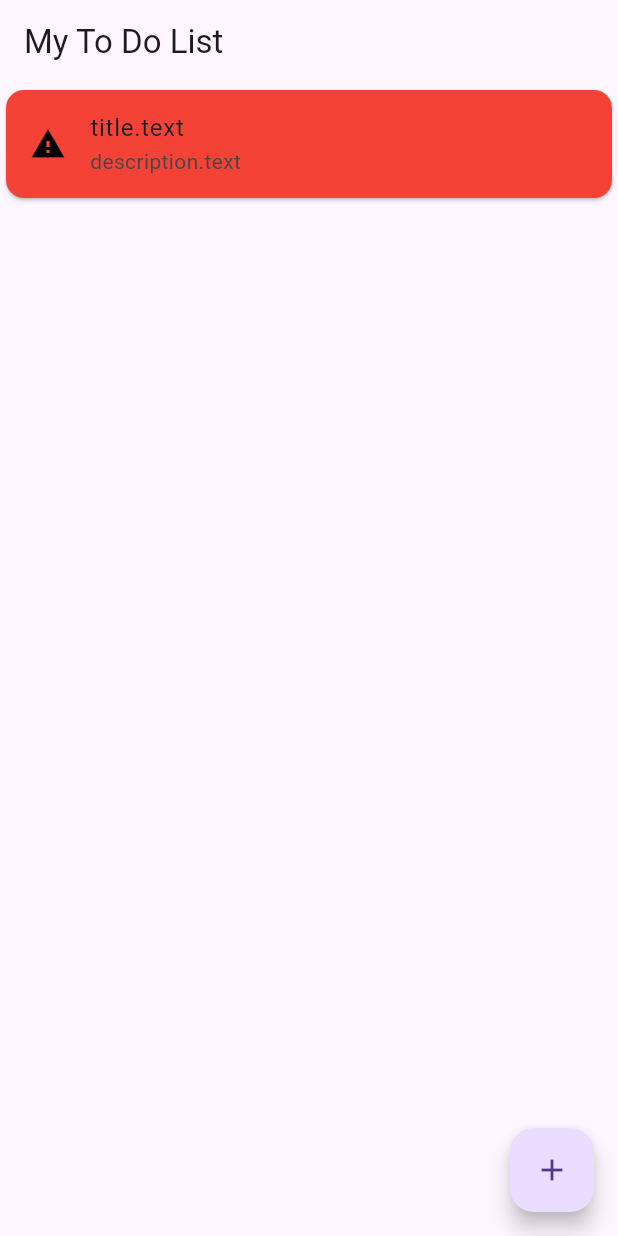
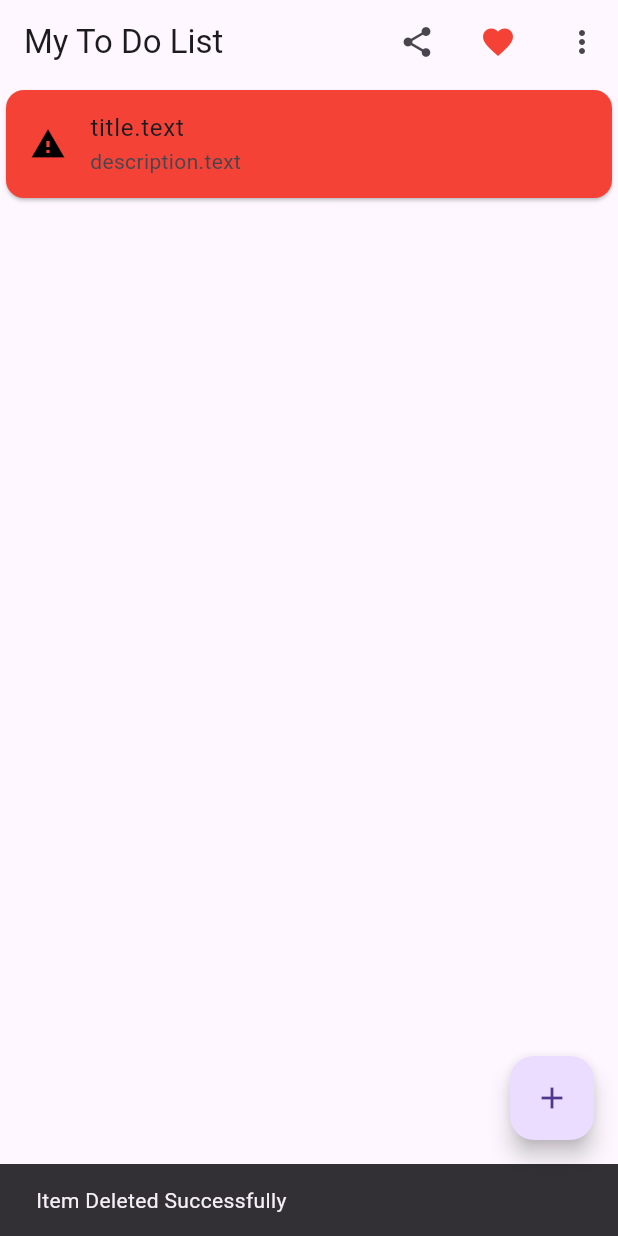
Before and after one commit to TejaGanta-Dev/Flutter-My_To_Do_App, a Flutter app: the screen it shows after launch, after a tap on the "delete" icon, on a phone screen of 412 x 824 dp. Run offline on Flutter 3.47's test engine with Material 3 defaults, Android fonts, the phone set to English and light mode, and no system bars; our stand-ins replace sqflite; accounts and stored records are empty.

Commit message:
Added SnackBar and PopupMenuButton

```diff
--- a/lib/main.dart
+++ b/lib/main.dart
@@ -47,11 +47,31 @@ class _MyHomeAppState extends State<MyHomeApp> {
     return Scaffold(
       appBar: AppBar(
         title: Text('My To Do List'),
+        actions: <Widget>[
+          Icon(Icons.share),
+          SizedBox(width: 30.0),
+          Icon(
+            Icons.favorite,
+            color: Colors.red,
+          ),
+          SizedBox(width: 20.0),
+          PopupMenuButton(
+              itemBuilder: (BuildContext context) => [
+                    PopupMenuItem(
+                      child: Text('Settings'),
+                      value: 'Settings',
+                    ),
+                    PopupMenuItem(
+                      child: Text('Logout'),
+                      value: 'Logout',
+                    )
+                  ])
+        ],
       ),
       body: getListTiles(),
       floatingActionButton: FloatingActionButton(
         onPressed: () {
-          navigateTocreate(context,'Create To Do');
+          navigateTocreate(context, 'Create To Do');
         },
         tooltip: 'Create',
         child: const Icon(Icons.add),
@@ -97,6 +117,8 @@ class _MyHomeAppState extends State<MyHomeApp> {
   deleteItem(index) {
     setState(() {
       myToDoList.removeAt(index);
+      ScaffoldMessenger.of(context)
+          .showSnackBar(SnackBar(content: Text("Item Deleted Successfully")));
     });
   }
 
@@ -109,7 +131,7 @@ class _MyHomeAppState extends State<MyHomeApp> {
                 myToDoList[index]['title'],
                 myToDoList[index]['description'],
                 myToDoList[index]['status'])));
-    if (result!=null) {
+    if (result != null) {
       var data = result as Object;
       setState(() {
         myToDoList[index] = data;
@@ -122,12 +144,9 @@ class _MyHomeAppState extends State<MyHomeApp> {
     Map<String, dynamic>? result = await Navigator.push(
         context,
         MaterialPageRoute(
-            builder: (context) => CreateTODO(
-                appBarTitle,
-                title ,
-                title ,
-                'Pending')));
-    if (result!=null) {
+            builder: (context) =>
+                CreateTODO(appBarTitle, title, title, 'Pending')));
+    if (result != null) {
       print(result);
       var data = result as Object;
       setState(() {
```
